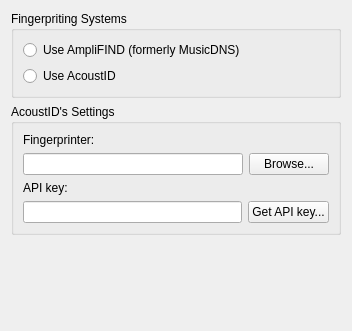
The window that ui/options_fingerprinting.ui (metabrainz/picard) describes before a commit, drawn with Qt 5.
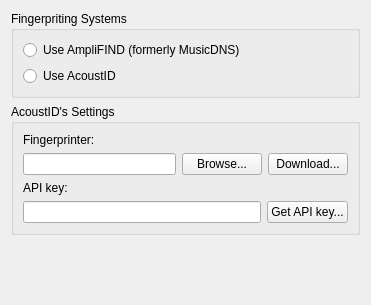
The same window after the commit.

Commit message: Add a button to download fpcalc

Diff of the .ui file:
```diff
--- a/ui/options_fingerprinting.ui
+++ b/ui/options_fingerprinting.ui
@@ -6,8 +6,8 @@
    <rect>
     <x>0</x>
     <y>0</y>
-    <width>352</width>
-    <height>331</height>
+    <width>371</width>
+    <height>305</height>
    </rect>
   </property>
   <layout class="QVBoxLayout" name="verticalLayout">
@@ -59,6 +59,13 @@
           </property>
          </widget>
         </item>
+        <item>
+         <widget class="QPushButton" name="acoustid_fpcalc_download">
+          <property name="text">
+           <string>Download...</string>
+          </property>
+         </widget>
+        </item>
        </layout>
       </item>
       <item>
```
The commit also changes 2 other files.
